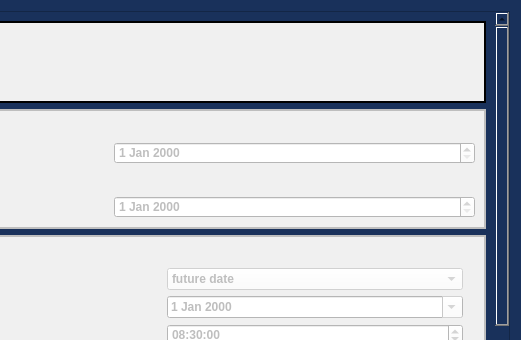
The window that package/views/ui/AddCommunityControlDialog.ui (HunterProgram22/MuniEntry) describes before a commit, drawn with Qt 5; both pictures show x 662 to 1183 and y 0 to 340 of the 1183 by 765 pixel window.
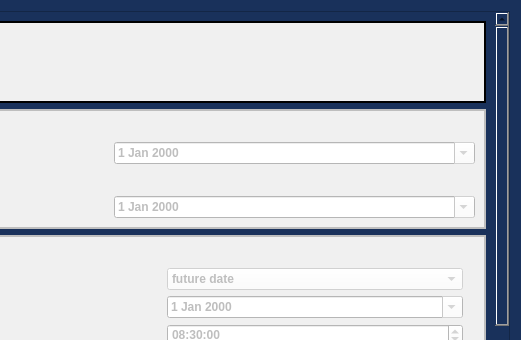
The same window after the commit.

Commit message: Made diversion dates pop-up calendars.

Patch:
```diff
--- a/package/views/ui/AddCommunityControlDialog.ui
+++ b/package/views/ui/AddCommunityControlDialog.ui
@@ -167,7 +167,7 @@
       <property name="geometry">
        <rect>
         <x>0</x>
-        <y>-1099</y>
+        <y>0</y>
         <width>1140</width>
         <height>2079</height>
        </rect>
@@ -1043,6 +1043,9 @@
             <property name="styleSheet">
              <string notr="true">background-color: rgb(255, 255, 255);</string>
             </property>
+            <property name="calendarPopup">
+             <bool>true</bool>
+            </property>
            </widget>
           </item>
           <item row="1" column="1" rowspan="3">
@@ -1110,6 +1113,9 @@
             <property name="styleSheet">
              <string notr="true">background-color: rgb(255, 255, 255);</string>
             </property>
+            <property name="calendarPopup">
+             <bool>true</bool>
+            </property>
            </widget>
           </item>
          </layout>
```
The commit also changes 2 other files.
